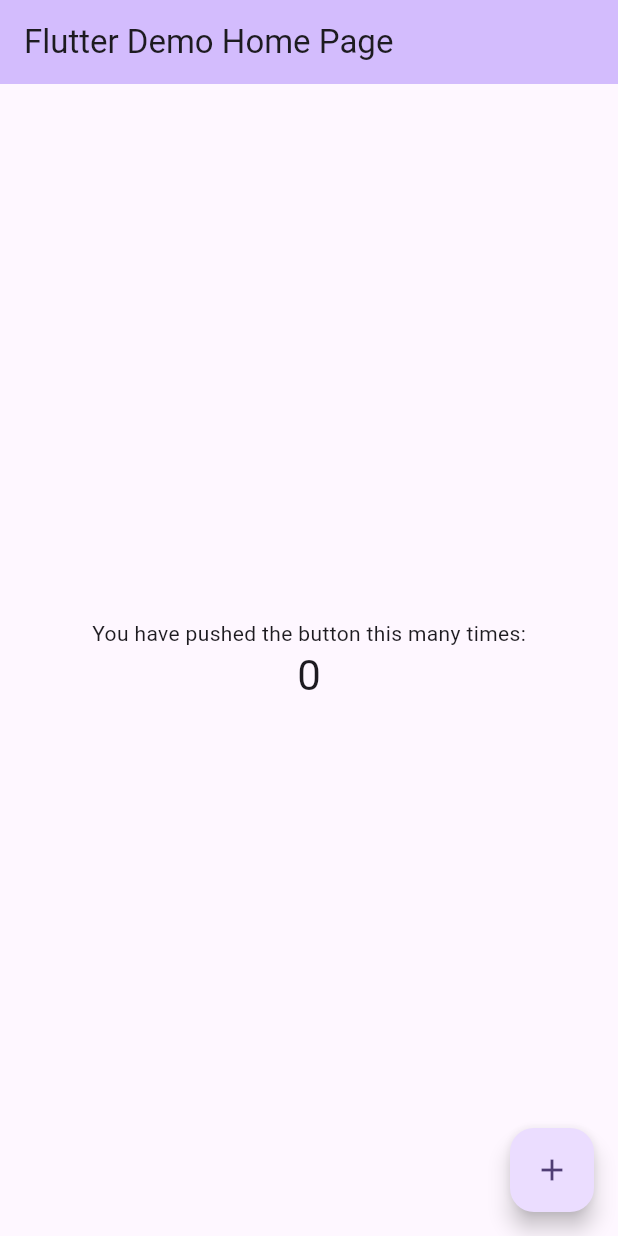
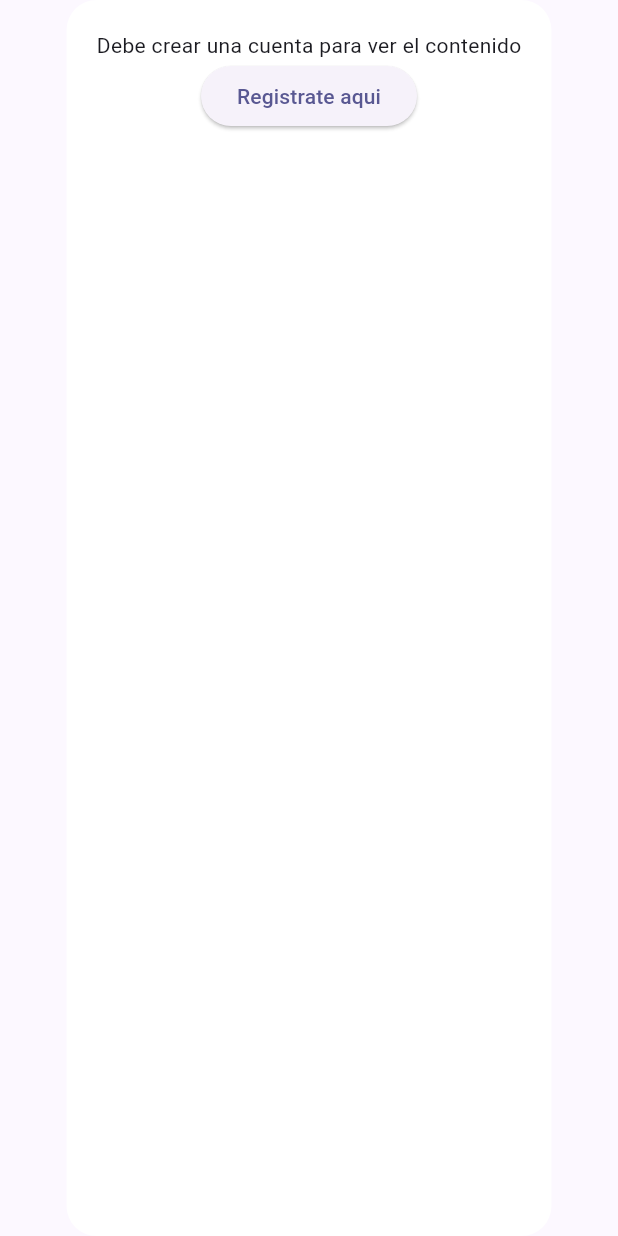
Before and after one commit to danielpg10/flutter_balcoder_firstapp, a Flutter app: the screen it shows after launch, on a phone screen of 412 x 824 dp. Run offline on Flutter 3.47's test engine with Material 3 defaults, Android fonts, the light colour scheme and no system bars.

Commit message:
Pagina home con contenedor redondeado y boton

```diff
--- a/lib/main.dart
+++ b/lib/main.dart
@@ -1,3 +1,5 @@
+import 'package:balcoder_flutter_second/utils/routes/app_routes.dart';
+import 'package:balcoder_flutter_second/ui/home/home_page.dart';
 import 'package:flutter/material.dart';
 
 void main() {
@@ -7,119 +9,15 @@
 class MyApp extends StatelessWidget {
   const MyApp({super.key});
 
-  // This widget is the root of your application.
   @override
   Widget build(BuildContext context) {
     return MaterialApp(
-      title: 'Flutter Demo',
       theme: ThemeData(
-        // This is the theme of your application.
-        //
-        // TRY THIS: Try running your application with "flutter run". You'll see
-        // the application has a purple toolbar. Then, without quitting the app,
-        // try changing the seedColor in the colorScheme below to Colors.green
-        // and then invoke "hot reload" (save your changes or press the "hot
-        // reload" button in a Flutter-supported IDE, or press "r" if you used
-        // the command line to start the app).
-        //
-        // Notice that the counter didn't reset back to zero; the application
-        // state is not lost during the reload. To reset the state, use hot
-        // restart instead.
-        //
-        // This works for code too, not just values: Most code changes can be
-        // tested with just a hot reload.
-        colorScheme: ColorScheme.fromSeed(seedColor: Colors.deepPurple),
+        colorScheme: ColorScheme.fromSeed(seedColor: Color.fromARGB(255, 47, 0, 255)),
         useMaterial3: true,
       ),
-      home: const MyHomePage(title: 'Flutter Demo Home Page'),
+      initialRoute: AppRoutes.home,
+      onGenerateRoute: AppRouter.generateRoute,
     );
   }
 }
-
-class MyHomePage extends StatefulWidget {
-  const MyHomePage({super.key, required this.title});
-
-  // This widget is the home page of your application. It is stateful, meaning
-  // that it has a State object (defined below) that contains fields that affect
-  // how it looks.
-
-  // This class is the configuration for the state. It holds the values (in this
-  // case the title) provided by the parent (in this case the App widget) and
-  // used by the build method of the State. Fields in a Widget subclass are
-  // always marked "final".
-
-  final String title;
-
-  @override
-  State<MyHomePage> createState() => _MyHomePageState();
-}
-
-class _MyHomePageState extends State<MyHomePage> {
-  int _counter = 0;
-
-  void _incrementCounter() {
-    setState(() {
-      // This call to setState tells the Flutter framework that something has
-      // changed in this State, which causes it to rerun the build method below
-      // so that the display can reflect the updated values. If we changed
-      // _counter without calling setState(), then the build method would not be
-      // called again, and so nothing would appear to happen.
-      _counter++;
-    });
-  }
-
-  @override
-  Widget build(BuildContext context) {
-    // This method is rerun every time setState is called, for instance as done
-    // by the _incrementCounter method above.
-    //
-    // The Flutter framework has been optimized to make rerunning build methods
-    // fast, so that you can just rebuild anything that needs updating rather
-    // than having to individually change instances of widgets.
-    return Scaffold(
-      appBar: AppBar(
-        // TRY THIS: Try changing the color here to a specific color (to
-        // Colors.amber, perhaps?) and trigger a hot reload to see the AppBar
-        // change color while the other colors stay the same.
-        backgroundColor: Theme.of(context).colorScheme.inversePrimary,
-        // Here we take the value from the MyHomePage object that was created by
-        // the App.build method, and use it to set our appbar title.
-        title: Text(widget.title),
-      ),
-      body: Center(
-        // Center is a layout widget. It takes a single child and positions it
-        // in the middle of the parent.
-        child: Column(
-          // Column is also a layout widget. It takes a list of children and
-          // arranges them vertically. By default, it sizes itself to fit its
-          // children horizontally, and tries to be as tall as its parent.
-          //
-          // Column has various properties to control how it sizes itself and
-          // how it positions its children. Here we use mainAxisAlignment to
-          // center the children vertically; the main axis here is the vertical
-          // axis because Columns are vertical (the cross axis would be
-          // horizontal).
-          //
-          // TRY THIS: Invoke "debug painting" (choose the "Toggle Debug Paint"
-          // action in the IDE, or press "p" in the console), to see the
-          // wireframe for each widget.
-          mainAxisAlignment: MainAxisAlignment.center,
-          children: <Widget>[
-            const Text(
-              'You have pushed the button this many times:',
-            ),
-            Text(
-              '$_counter',
-              style: Theme.of(context).textTheme.headlineMedium,
-            ),
-          ],
-        ),
-      ),
-      floatingActionButton: FloatingActionButton(
-        onPressed: _incrementCounter,
-        tooltip: 'Increment',
-        child: const Icon(Icons.add),
-      ), // This trailing comma makes auto-formatting nicer for build methods.
-    );
-  }
-}
--- /dev/null
+++ b/lib/ui/home/home_page.dart
@@ -0,0 +1,36 @@
+import 'package:balcoder_flutter_second/utils/routes/app_routes.dart';
+import 'package:flutter/material.dart';
+
+void main() {}
+
+class MyHomePage extends StatefulWidget {
+  const MyHomePage({super.key, required this.title});
+  final String title;
+
+  @override
+  State<MyHomePage> createState() => _MyHomePageState();
+}
+
+class _MyHomePageState extends State<MyHomePage> {
+  @override
+  Widget build(BuildContext context) {
+    return Scaffold(
+      body: Center(
+         child: Container(
+            decoration: BoxDecoration(
+              color: Colors.white,
+              borderRadius: BorderRadius.circular(20.0)),
+            padding: EdgeInsets.all(20.0),
+            child: Column(
+              children: [
+                Text("Debe crear una cuenta para ver el contenido"),
+                ElevatedButton(onPressed:() {
+                },
+                child: Text("Registrate aqui"))
+              ],
+            )
+          ),
+          ),
+          );
+  }
+}
--- /dev/null
+++ b/lib/utils/routes/app_routes.dart
@@ -0,0 +1,29 @@
+import 'package:flutter/material.dart';
+import 'package:balcoder_flutter_second/ui/home/home_page.dart';
+
+class AppRoutes {
+  static const String home = '/home_page';
+  static const String login = '/login';
+  static const String register = '/register';
+}
+
+class AppRouter {
+  static Route<dynamic> generateRoute(RouteSettings settings) {
+    switch (settings.name) {
+      case AppRoutes.home:
+        return MaterialPageRoute(builder: (context) => const MyHomePage(title: 'Inicio'));
+      case AppRoutes.login:
+        return MaterialPageRoute(builder: (context) => const MyHomePage(title: 'Login'));
+      case AppRoutes.register:
+        return MaterialPageRoute(builder: (context) => const MyHomePage(title: 'Register'));
+      default:
+        return MaterialPageRoute(
+          builder: (_) => Scaffold(
+            body: Center(
+              child: Text("Esta ruta no existe en ${settings.name}"),
+            ),
+          ),
+        );
+    }
+  }
+}
```
Also changed, not shown: lib/ui/login/login.dart (added).
